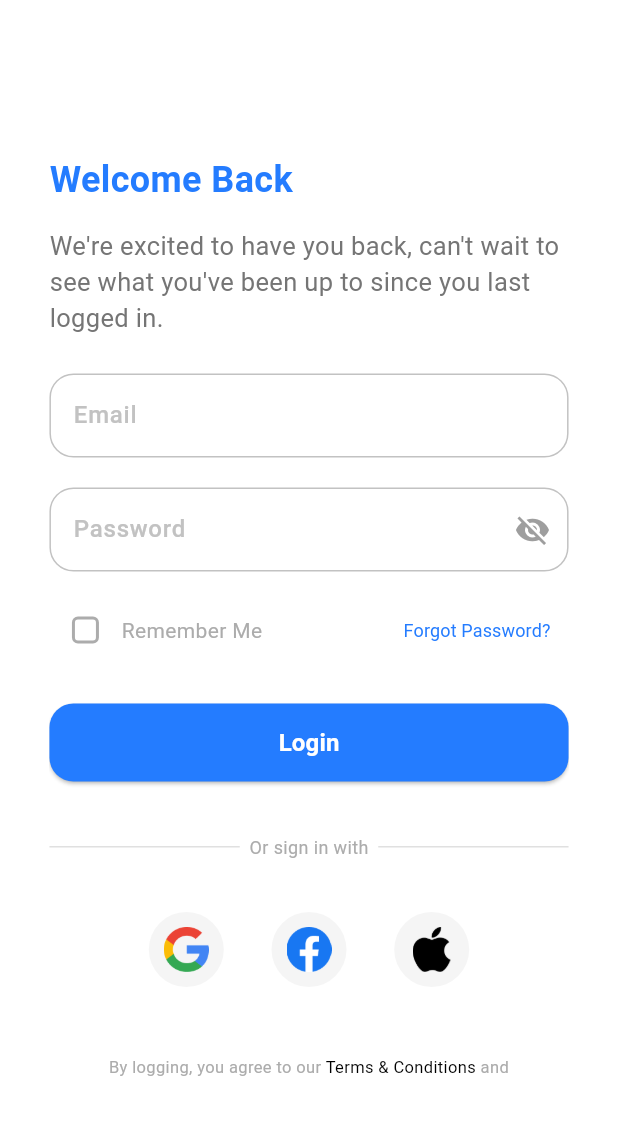
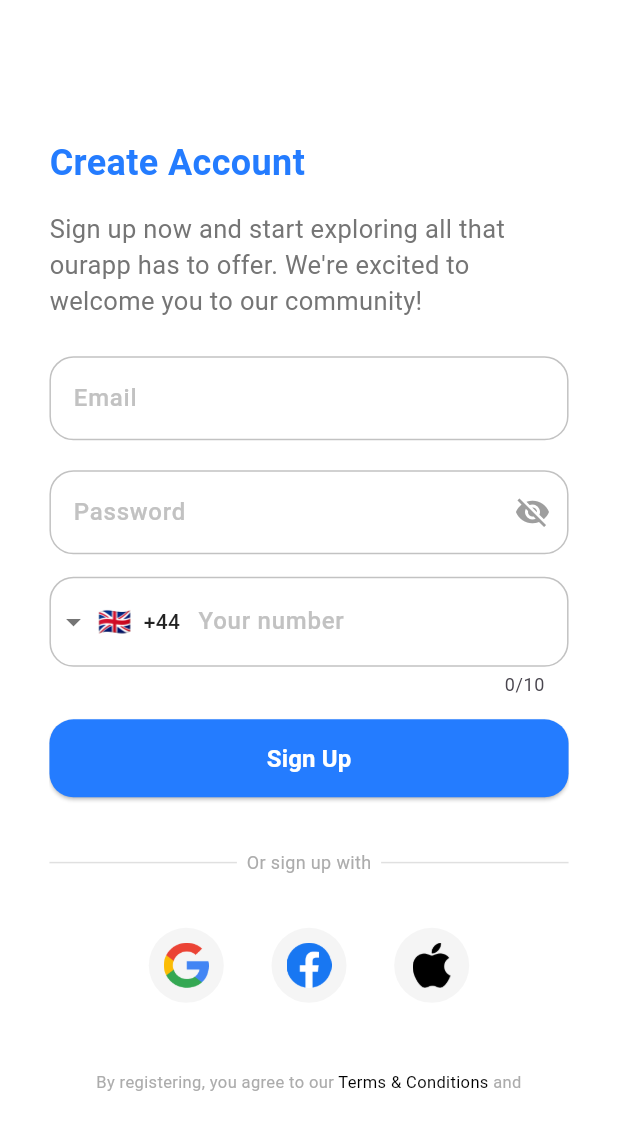
Before and after one commit to rawanabdulhayy/doctor_appointment_app, a Flutter app: the SignUp screen opened directly, on a phone screen of 412 x 824 dp. Shown: the top 1130 px of the screen. Run offline on Flutter 3.47's test engine with Material 3 defaults, Android fonts, the phone set to English and light mode, and no system bars; drawn by our look-alikes of intl_phone_field.

Commit message:
sign_up page ui screen all done

```diff
--- a/lib/presentation/screens/sign_up.dart
+++ b/lib/presentation/screens/sign_up.dart
@@ -1,4 +1,6 @@
 import 'package:doctor_appointment_app/core/utils/validators.dart';
+import 'package:doctor_appointment_app/presentation/screens/login_screen.dart';
+import 'package:doctor_appointment_app/presentation/widgets/phone_input_field.dart';
 import 'package:flutter/material.dart';
 import '../../core/app_colors/app_colors.dart';
 import '../../core/helper_widgets/custom_snackbar.dart';
@@ -13,14 +15,16 @@ class SignUp extends StatefulWidget {
 class _SignUpState extends State<SignUp> {
   final _emailController = TextEditingController();
   final _passwordController = TextEditingController();
+  final _phoneController = TextEditingController();
+
   final formKey = GlobalKey<FormState>();
   bool _obscurePassword = true;
-  bool _rememberMe = false;
 
   @override
   void dispose() {
     _emailController.dispose();
     _passwordController.dispose();
+    _phoneController.dispose();
     super.dispose();
   }
 
@@ -35,7 +39,7 @@ class _SignUpState extends State<SignUp> {
       backgroundColor: AppColors.backgroundWhite,
       body: Padding(
         padding: EdgeInsets.symmetric(
-          vertical: height * 1 / 8,
+          vertical: height * 1 / 9,
           horizontal: width * 0.08,
         ),
         child: SingleChildScrollView(
@@ -43,7 +47,7 @@ class _SignUpState extends State<SignUp> {
             crossAxisAlignment: CrossAxisAlignment.start,
             children: [
               Text(
-                'Welcome Back',
+                'Create Account',
                 style: TextStyle(
                   fontSize: 24,
                   fontWeight: FontWeight.w700,
@@ -52,9 +56,9 @@ class _SignUpState extends State<SignUp> {
               ),
               SizedBox(height: 15),
               Text(
-                "We're excited to have you back, can't wait to "
-                    "see what you've been up to since you last"
-                    " logged in.",
+              "Sign up now and start exploring all that our"
+                  "app has to offer. We're excited to welcome"
+                  " you to our community!",
                 style: TextStyle(
                   fontSize: 17,
                   fontWeight: FontWeight.w400,
@@ -143,63 +147,8 @@ class _SignUpState extends State<SignUp> {
                       validator: Validators.validatePassword,
                     ),
                     const SizedBox(height: 15),
-                    Row(
-                      mainAxisAlignment: MainAxisAlignment.spaceBetween,
-                      children: [
-                        Row(
-                          children: [
-                            //Checkbox is a whole widget, with a bool value.
-                            Checkbox(
-                              shape: RoundedRectangleBorder(
-                                borderRadius: BorderRadius.circular(4),
-                              ),
-                              value: _rememberMe,
-                              side: BorderSide(
-                                color: AppColors.greyText1,
-                                width: 2,
-                              ),
-                              // you can have the fillColor filled in conditionally by checking for the widget state (e.g. here, I use selected).
-                              fillColor: WidgetStateProperty.resolveWith<Color>(
-                                    (Set<WidgetState> states) {
-                                  if (states.contains(WidgetState.selected)) {
-                                    return AppColors.boldPrimaryColor;
-                                  }
-                                  return Colors.white;
-                                },
-                              ),
-                              //we can also have some logic run whenever we change the value of the checkbox.
-                              onChanged: (value) {
-                                setState(() {
-                                  _rememberMe = value!;
-                                });
-                              },
-                            ),
-                            Text(
-                              'Remember Me',
-                              style: TextStyle(
-                                fontSize: 14,
-                                color: AppColors.greyText1,
-                              ),
-                            ),
-                          ],
-                        ),
-                        //we have a whole widget as textbutton, with a child as a text widget.
-                        TextButton(
-                          onPressed: () {
-                            // print('Forgot password tapped!');
-                          },
-                          child: Text(
-                            'Forgot Password?',
-                            style: TextStyle(
-                              color: AppColors.faintPrimaryColor,
-                              fontSize: 12,
-                              fontWeight: FontWeight.w400,
-                            ),
-                          ),
-                        ),
-                      ],
-                    ),
-                    const SizedBox(height: 25),
+                    PhoneInputField(controller: _phoneController),
+                    const SizedBox(height: 15),
                     ElevatedButton(
                       style: ElevatedButton.styleFrom(
                         minimumSize: Size(width, 52),
@@ -213,7 +162,7 @@ class _SignUpState extends State<SignUp> {
                         if (formKey.currentState!.validate()) {
                           SnackBarHelper.show(
                             context,
-                            'Login successful!',
+                            'Account created successfully!',
                             type: SnackBarType.success,
                           );
                         } else {
@@ -226,7 +175,7 @@ class _SignUpState extends State<SignUp> {
                       },
 
                       child: Text(
-                        'Login',
+                        'Sign Up',
                         style: TextStyle(
                           fontWeight: FontWeight.w600,
                           fontSize: 16,
@@ -243,7 +192,7 @@ class _SignUpState extends State<SignUp> {
                           ),
                         ),
                         Text(
-                          "  Or sign in with  ",
+                          "  Or sign up with  ",
                           style: TextStyle(
                             fontSize: 12,
                             color: AppColors.greyText1,
@@ -315,7 +264,7 @@ class _SignUpState extends State<SignUp> {
                 child: Text.rich(
                   textAlign: TextAlign.center,
                   TextSpan(
-                    text: "By logging, you agree to our ",
+                    text: "By registering, you agree to our ",
                     style: TextStyle(color: AppColors.greyText1, fontSize: 11),
                     children: [
                       TextSpan(
@@ -347,7 +296,7 @@ class _SignUpState extends State<SignUp> {
                   ),
                 ),
               ),
-              const SizedBox(height: 20),
+              const SizedBox(height: 10),
 
               Center(
                 child: GestureDetector(
@@ -356,17 +305,17 @@ class _SignUpState extends State<SignUp> {
                       context,
                       MaterialPageRoute(
                         builder: (_) {
-                          return const SignUp();
+                          return const LoginScreen();
                         },
                       ),
                     );
                   },
                   child: Text.rich(
                     TextSpan(
-                      text: 'Don\'t have an account yet? ',
+                      text: 'Already have an account? ',
                       children: [
                         TextSpan(
-                          text: "Sign Up",
+                          text: "Login",
                           style: TextStyle(
                             color: AppColors.boldPrimaryColor,
                             fontWeight: FontWeight.w400,
@@ -379,7 +328,13 @@ class _SignUpState extends State<SignUp> {
                       color: Colors.black,
                       fontWeight: FontWeight.w400,
                       fontSize: 11,
+                      height: 1.8,
                     ),
+                    // strutStyle: StrutStyle(
+                    //   forceStrutHeight: true,
+                    //   height: 1.8, // Ensures consistent height
+                    //   leading: 0.5, // Extra space for descenders
+                    // ),
                   ),
                 ),
               ),
--- /dev/null
+++ b/lib/presentation/widgets/phone_input_field.dart
@@ -0,0 +1,62 @@
+import 'package:flutter/material.dart';
+import 'package:intl_phone_field/intl_phone_field.dart';
+import '../../core/utils/validators.dart'; // Optional if you have a phone validator
+import '../../core/app_colors/app_colors.dart'; // Your color constants
+
+class PhoneInputField extends StatelessWidget {
+  final TextEditingController controller;
+  final void Function(String)? onChanged;
+
+  const PhoneInputField({
+    super.key,
+    required this.controller,
+    this.onChanged,
+  });
+
+  @override
+  Widget build(BuildContext context) {
+    return IntlPhoneField(
+      controller: controller,
+      initialCountryCode: 'GB',
+      showCountryFlag: true,
+      dropdownIcon: const Icon(
+        Icons.arrow_drop_down,
+        color: Colors.black54,
+      ),
+      dropdownTextStyle: const TextStyle(
+        color: Colors.black87,
+        fontWeight: FontWeight.w500,
+      ),
+      decoration: InputDecoration(
+        labelText: 'Your number',
+        labelStyle: const TextStyle(
+          color: Color.fromRGBO(194, 194, 194, 1),
+          fontWeight: FontWeight.w500,
+        ),
+        enabledBorder: const OutlineInputBorder(
+          borderRadius: BorderRadius.all(Radius.circular(16)),
+          borderSide: BorderSide(
+            width: 1,
+            color: Color.fromRGBO(194, 194, 194, 1),
+          ),
+        ),
+        focusedBorder: const OutlineInputBorder(
+          borderRadius: BorderRadius.all(Radius.circular(16)),
+          borderSide: BorderSide(
+            width: 1.5,
+            color: Colors.blue,
+          ),
+        ),
+        errorBorder: const OutlineInputBorder(
+          borderRadius: BorderRadius.all(Radius.circular(16)),
+          borderSide: BorderSide(width: 1.5, color: Colors.red),
+        ),
+        contentPadding: const EdgeInsets.symmetric(vertical: 18, horizontal: 12),
+      ),
+      validator: (phone) => Validators.validatePhoneNumber(phone?.number),
+      onChanged: (phone) {
+        onChanged?.call(phone.completeNumber);
+      },
+    );
+  }
+}
--- a/pubspec.yaml
+++ b/pubspec.yaml
@@ -34,6 +34,8 @@ dependencies:
   # The following adds the Cupertino Icons font to your application.
   # Use with the CupertinoIcons class for iOS style icons.
   cupertino_icons: ^1.0.8
+  intl_phone_field: ^3.2.0
+
 
 dev_dependencies:
   flutter_test:
```
Also changed, not shown: pubspec.lock.
